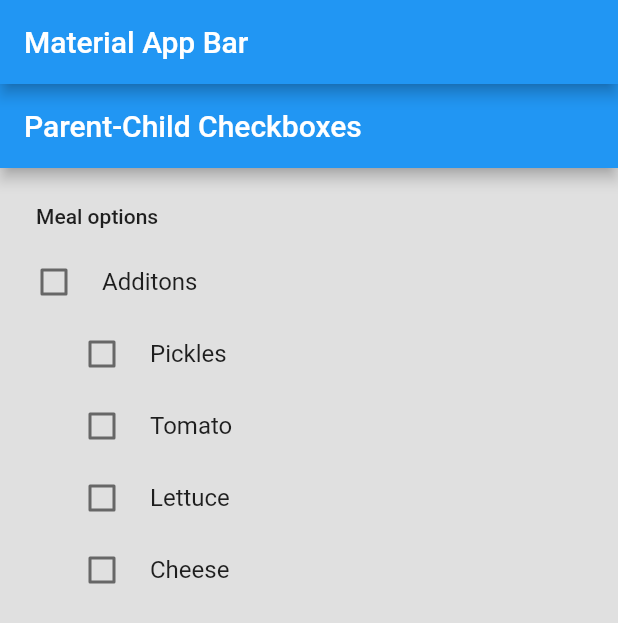
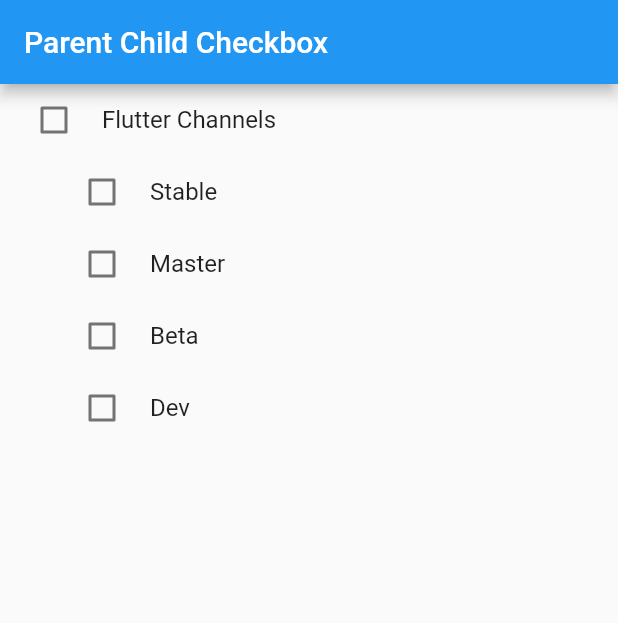
Before and after one commit to AbhishekDoshi26/parent_child_checkbox, a Flutter app: the screen it shows after launch, on a phone screen of 412 x 824 dp. Shown: the top 623 px of the screen. Run offline on Flutter 3.47's test engine with Material 2 defaults, Android fonts, the phone set to English and light mode, and no system bars.

Commit message:
final touch

```diff
--- a/example/lib/home.dart
+++ b/example/lib/home.dart
@@ -7,13 +7,20 @@ class HomePage extends StatefulWidget {
 }
 
 class _HomePageState extends State<HomePage> {
+  String parentName = 'Flutter Channels';
+  List<String> children = ['Stable', 'Master', 'Beta', 'Dev'];
   @override
   Widget build(BuildContext context) {
     return Scaffold(
       appBar: AppBar(
-        title: Text('Material App Bar'),
+        title: Text('Parent Child Checkbox'),
       ),
-      body: Center(child: ParentChildCheckboxes()),
+      body: Center(
+        child: ParentChildCheckboxes(
+          parentName: parentName,
+          children: children,
+        ),
+      ),
     );
   }
 }
--- a/lib/custom_labeled_checkbox.dart
+++ b/lib/custom_labeled_checkbox.dart
@@ -1,43 +1,48 @@
 import 'package:flutter/material.dart';
 
+///Enum for detecting checkbox-type
 enum CheckboxType {
   Parent,
   Child,
 }
 
 @immutable
-class CustomLabeledCheckbox extends StatefulWidget {
+class CustomLabeledCheckbox extends StatelessWidget {
   const CustomLabeledCheckbox({
-    @required this.label,
-    @required this.value,
-    @required this.onChanged,
+    required this.label,
+    required this.value,
+    required this.onChanged,
     this.checkboxType: CheckboxType.Child,
     this.activeColor,
-  })  : assert(label != null),
-        assert(checkboxType != null),
-        assert(
+  })  : assert(
           (checkboxType == CheckboxType.Child && value != null) ||
               checkboxType == CheckboxType.Parent,
         ),
         tristate = checkboxType == CheckboxType.Parent ? true : false;
 
+  ///Label for a particular checkbox
   final String label;
-  final bool value;
+
+  ///Value of that checkbox
+  final bool? value;
+
+  ///Determines if we have to manage tristate of the checkbox
   final bool tristate;
-  final ValueChanged<bool> onChanged;
+
+  ///Boolean function that performs the onChanged
+  final ValueChanged<bool?> onChanged;
+
+  ///Type of the Checkbox, whether it is Parent or Children
   final CheckboxType checkboxType;
-  final Color activeColor;
 
-  @override
-  _CustomLabeledCheckboxState createState() => _CustomLabeledCheckboxState();
-}
+  ///Color when the checkbox is ticked
+  final Color? activeColor;
 
-class _CustomLabeledCheckboxState extends State<CustomLabeledCheckbox> {
   void _onChanged() {
-    if (widget.value != null) {
-      widget.onChanged(!widget.value);
+    if (value != null) {
+      onChanged(!value!);
     } else {
-      widget.onChanged(widget.value);
+      onChanged(value);
     }
   }
 
@@ -45,27 +50,26 @@ class _CustomLabeledCheckboxState extends State<CustomLabeledCheckbox> {
   Widget build(BuildContext context) {
     final themeData = Theme.of(context);
 
-    return InkWell(
+    return GestureDetector(
       onTap: _onChanged,
       child: Padding(
         padding: EdgeInsets.only(left: 12, right: 16),
         child: Row(
           children: <Widget>[
-            widget.checkboxType == CheckboxType.Parent
+            checkboxType == CheckboxType.Parent
                 ? SizedBox(width: 0)
                 : SizedBox(width: 32),
             Checkbox(
-              tristate: widget.tristate,
-              value: widget.value,
+              tristate: tristate,
+              value: value,
               onChanged: (_) {
                 _onChanged();
               },
-              activeColor:
-                  widget.activeColor ?? themeData.toggleableActiveColor,
+              activeColor: activeColor ?? themeData.toggleableActiveColor,
             ),
             SizedBox(width: 8),
             Text(
-              widget.label,
+              label,
               style: themeData.textTheme.subtitle1,
             )
           ],
--- a/lib/parent_child_checkbox.dart
+++ b/lib/parent_child_checkbox.dart
@@ -4,48 +4,58 @@ import 'package:flutter/material.dart';
 import 'custom_labeled_checkbox.dart';
 
 class ParentChildCheckboxes extends StatefulWidget {
+  ///List of children checkboxes
+  final List<String>? children;
+
+  ///Name or Label of the Parent Checkbox
+  final String? parentName;
+
+  ///Parent Active Color
+  final Color parentActiveColor;
+
+  ///Child Active Color
+  final Color childActiveColor;
+  ParentChildCheckboxes({
+    this.children,
+    this.parentName,
+    this.parentActiveColor = Colors.blue,
+    this.childActiveColor = Colors.blueAccent,
+  });
   @override
   _ParentChildCheckboxesState createState() => _ParentChildCheckboxesState();
 }
 
 class _ParentChildCheckboxesState extends State<ParentChildCheckboxes> {
-  bool _parentValue;
-  List<String> _children;
-  List<bool> _childrenValue;
+  ///Children Value
+  late List<bool> _childrenValue;
 
+  ///Parent Value
+  bool? _parentValue;
+
+  ///Manages the tristate of the checkbox
   void _manageTristate(int index, bool value) {
     setState(() {
-      if (value) {
-        // selected
-        _childrenValue[index] = true;
-        // Checking if all other children are also selected -
-        if (_childrenValue.contains(false)) {
-          // No. Parent -> tristate.
-          _parentValue = null;
-        } else {
-          // Yes. Select all.
-          _checkAll(true);
-        }
+      // selected
+      _childrenValue[index] = value;
+      // Checking if all other children are also selected -
+      if (_childrenValue.contains(!value)) {
+        // No. Parent -> tristate.
+        _parentValue = null;
       } else {
-        // unselected
-        _childrenValue[index] = false;
-        // Checking if all other children are also unselected -
-        if (_childrenValue.contains(true)) {
-          // No. Parent -> tristate.
-          _parentValue = null;
-        } else {
-          // Yes. Unselect all.
-          _checkAll(false);
-        }
+        // Yes. Select all.
+        setState(() {
+          _parentValue = value;
+          _checkAll(value);
+        });
       }
     });
   }
 
+  //Selects or deselects all depending on the value
   void _checkAll(bool value) {
     setState(() {
       _parentValue = value;
-
-      for (int i = 0; i < _children.length; i++) {
+      for (int i = 0; i < widget.children!.length; i++) {
         _childrenValue[i] = value;
       }
     });
@@ -53,83 +63,40 @@ class _ParentChildCheckboxesState extends State<ParentChildCheckboxes> {
 
   @override
   void initState() {
+    _parentValue = false;
+    _childrenValue = List.generate(widget.children!.length, (index) => false);
     super.initState();
-
-    _parentValue = false;
-
-    _children = [
-      'Pickles',
-      'Tomato',
-      'Lettuce',
-      'Cheese',
-    ];
-
-    /*
-    * There are four children, so there should be a list of 4 bool values to
-    * manage their states. This generates and assigns the
-    * _childrenValue = [false, false, false, false].
-    * */
-    _childrenValue = List.generate(_children.length, (index) => false);
   }
 
   @override
   Widget build(BuildContext context) {
-    final themeData = Theme.of(context);
-
-    return Scaffold(
-      backgroundColor: Colors.grey.shade300,
-      appBar: _buildAppBar(),
-      body: _buildBody(themeData),
-    );
-  }
-
-  PreferredSizeWidget _buildAppBar() {
-    return AppBar(
-      title: Text('Parent-Child Checkboxes'),
-      centerTitle: false,
-    );
-  }
-
-  Widget _buildBody(ThemeData themeData) {
-    return ListView(
+    return Column(
       children: <Widget>[
-        Padding(
-          padding: const EdgeInsets.fromLTRB(24, 24, 16, 12),
-          child: Text(
-            'Meal options',
-            style: themeData.textTheme.bodyText1.copyWith(
-              color: Colors.black87,
-            ),
-          ),
-        ),
         CustomLabeledCheckbox(
-          label: 'Additons',
+          label: widget.parentName!,
           value: _parentValue,
           onChanged: (value) {
             if (value != null) {
-              // Checked/Unchecked
               _checkAll(value);
             } else {
-              // Tristate
               _checkAll(true);
             }
           },
           checkboxType: CheckboxType.Parent,
-          activeColor: Colors.indigo,
+          activeColor: widget.parentActiveColor,
         ),
         ListView.builder(
-          itemCount: _children.length,
+          itemCount: widget.children!.length,
           itemBuilder: (context, index) => CustomLabeledCheckbox(
-            label: _children[index],
+            label: widget.children![index],
             value: _childrenValue[index],
             onChanged: (value) {
-              _manageTristate(index, value);
+              _manageTristate(index, value!);
             },
             checkboxType: CheckboxType.Child,
-            activeColor: Colors.indigo,
+            activeColor: widget.childActiveColor,
           ),
           shrinkWrap: true,
-          physics: ClampingScrollPhysics(),
         ),
       ],
     );
--- a/pubspec.yaml
+++ b/pubspec.yaml
@@ -5,7 +5,7 @@ homepage: https://abhishekdoshi.netlify.app
 repository: https://github.com/AbhishekDoshi26/parent_child_checkbox
 
 environment:
-  sdk: ">=2.7.0 <3.0.0"
+  sdk: ">=2.12.0 <3.0.0"
   flutter: ">=1.17.0"
 
 dependencies:
```
Also changed, not shown: example/pubspec.lock, pubspec.lock, 1 other file.
